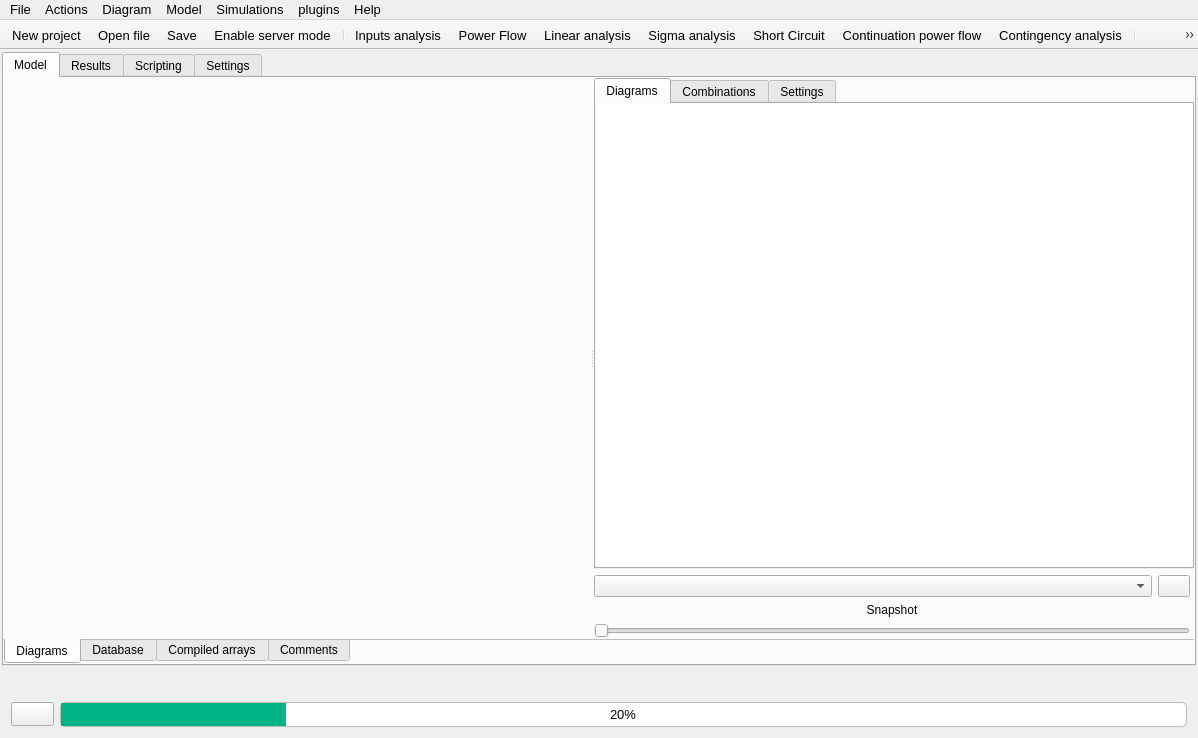
SanPen/GridCal, file src/GridCal/Gui/Main/MainWindow.ui: the form before one commit.
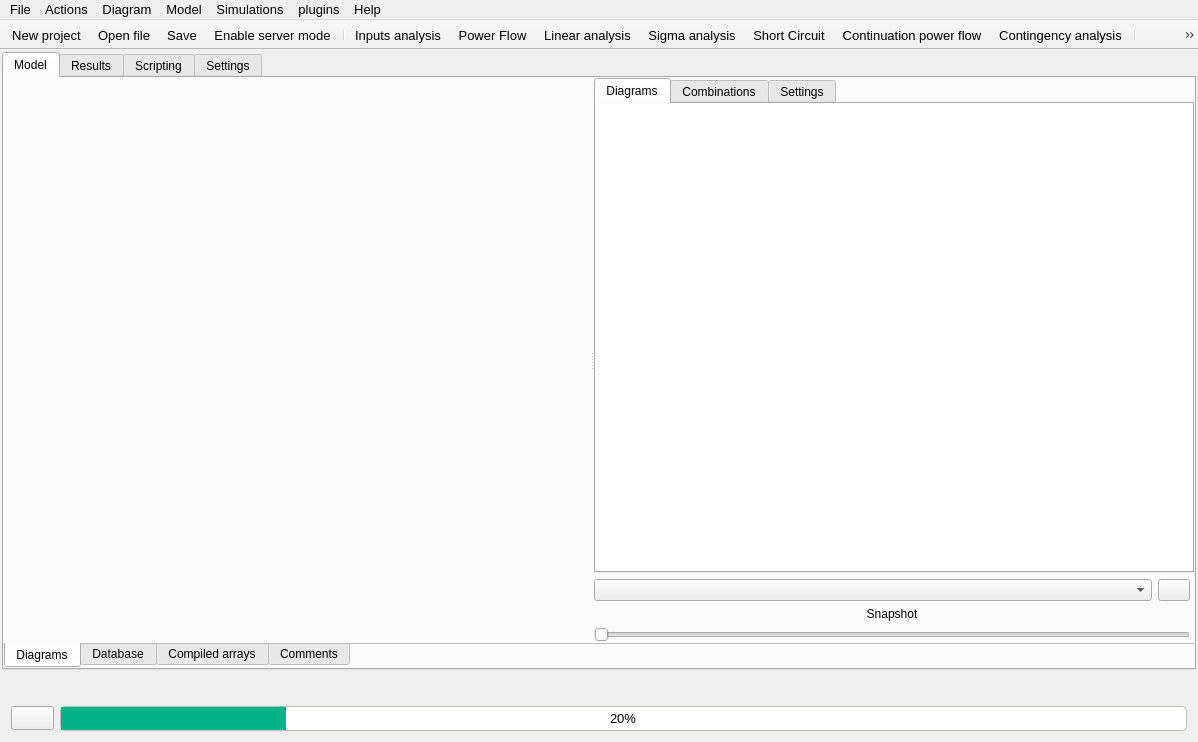
The form after the commit. Icons and pictures are not drawn.

Diff of the .ui file:
```diff
--- a/src/GridCal/Gui/Main/MainWindow.ui
+++ b/src/GridCal/Gui/Main/MainWindow.ui
@@ -7,7 +7,7 @@
     <x>0</x>
     <y>0</y>
     <width>1198</width>
-    <height>738</height>
+    <height>742</height>
    </rect>
   </property>
   <property name="baseSize">
```
Left out of the diff: 2 changed lines with no effect on the pictures.
